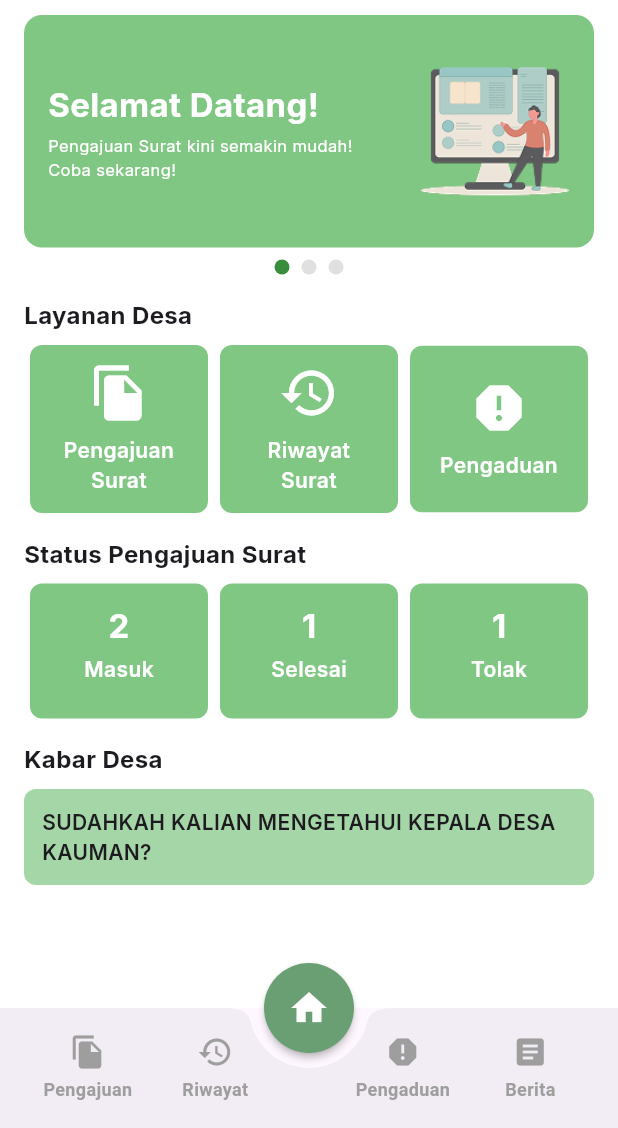
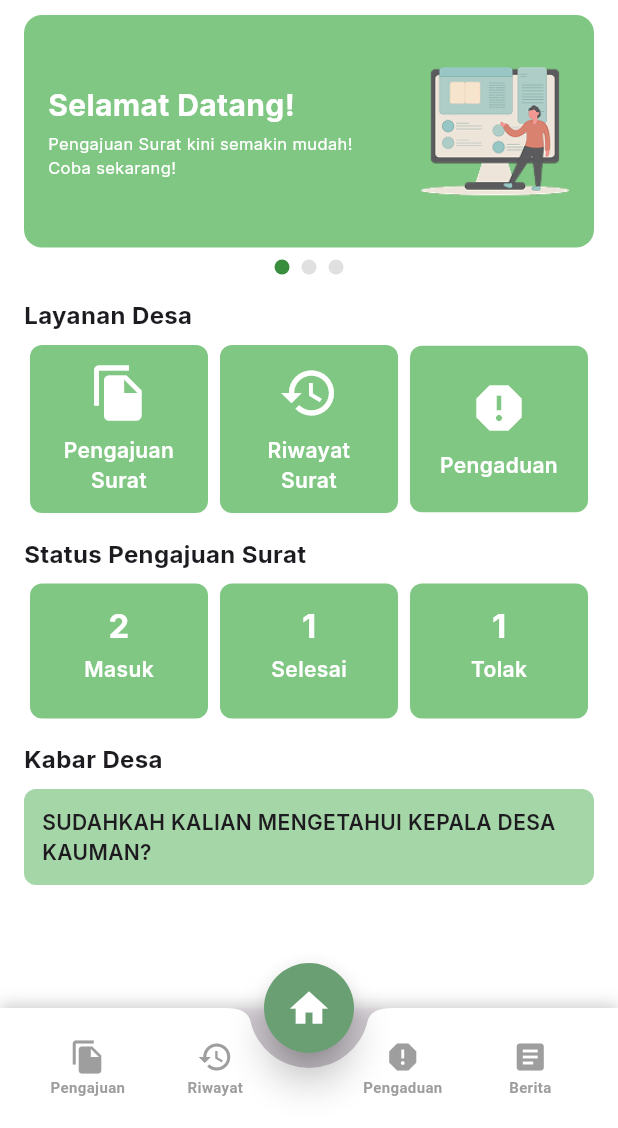
Before and after one commit to Donnz9/E-LaDes-2.0, a Flutter app: the MainNavigation screen opened directly, on a phone screen of 412 x 824 dp, the part 108-1236 px from its top. Run offline on Flutter 3.47's test engine with Material 3 defaults, Android fonts, the phone set to English and light mode, and no system bars; drawn by our look-alikes of smooth_page_indicator; our stand-ins replace firebase_core, google_fonts; accounts and stored records are empty.

Commit message:
bottom navigator bar

```diff
--- a/lib/Pages/dashboard.dart
+++ b/lib/Pages/dashboard.dart
@@ -67,7 +67,7 @@ class _DashboardState extends State<Dashboard> {
                                       Text(
                                         "Selamat Datang!",
                                         style: GoogleFonts.inter(
-                                          fontSize: 22,
+                                          fontSize: 20,
                                           fontWeight: FontWeight.bold,
                                           color: Colors.white,
                                         ),
--- a/lib/main.dart
+++ b/lib/main.dart
@@ -73,20 +73,33 @@ class _MainNavigationState extends State<MainNavigation> {
           onPressed: () => _onItemTapped(3),
           backgroundColor: const Color.fromARGB(255, 106, 159, 115),
           shape: const CircleBorder(), // <-- memastikan bentuk bulat
-          elevation: 2,
+          elevation: 10,
           child: const Icon(
             Icons.home,
-            size: 28,
+            size: 30,
             color: Colors.white,
           ), // kecilin icon dikit biar proporsional
         ),
       ),
       floatingActionButtonLocation: FloatingActionButtonLocation.centerDocked,
-      bottomNavigationBar: BottomAppBar(
+      bottomNavigationBar: Container(
+        decoration: BoxDecoration(
+          // color: Colors.white,
+          boxShadow: [
+            BoxShadow(
+              color: Colors.black.withOpacity(0.2), // warna bayangan
+              offset: const Offset(0, -2), // bayangan ke atas
+              blurRadius: 8, // sebaran bayangan
+            ),
+          ],
+        ),
+        child: BottomAppBar(
+          color: Colors.white,
           shape: const CircularNotchedRectangle(),
           notchMargin: 10,
+          elevation: 0, // matikan elevation bawaan
           child: SizedBox(
-          height: 70,
+            height: 50,
             child: Row(
               mainAxisAlignment: MainAxisAlignment.spaceAround,
               children: [
@@ -127,11 +140,15 @@ class _MainNavigationState extends State<MainNavigation> {
             ),
           ),
         ),
+      ),
     );
   }
 
-  Widget navItem(
-      {required IconData icon, required String label, required int index}) {
+  Widget navItem({
+    required IconData icon,
+    required String label,
+    required int index,
+  }) {
     final isSelected = _selectedIndex == index;
     return GestureDetector(
       onTap: () => _onItemTapped(index),
@@ -141,13 +158,18 @@ class _MainNavigationState extends State<MainNavigation> {
           mainAxisSize: MainAxisSize.min,
           mainAxisAlignment: MainAxisAlignment.center,
           children: [
-            Icon(icon, color: isSelected ? Colors.black : Colors.grey),
-            const SizedBox(height: 4),
+            Icon(
+              icon,
+              color: isSelected ? Colors.black : Colors.grey,
+            ),
+            const SizedBox(
+              height: 1,
+            ),
             Text(
               label,
               style: TextStyle(
                 color: isSelected ? Colors.black : Colors.grey,
-                fontSize: 12,
+                fontSize: 10,
                 fontWeight: FontWeight.w600,
               ),
             )
```
Lines whose indentation alone changed are shown as unchanged.
